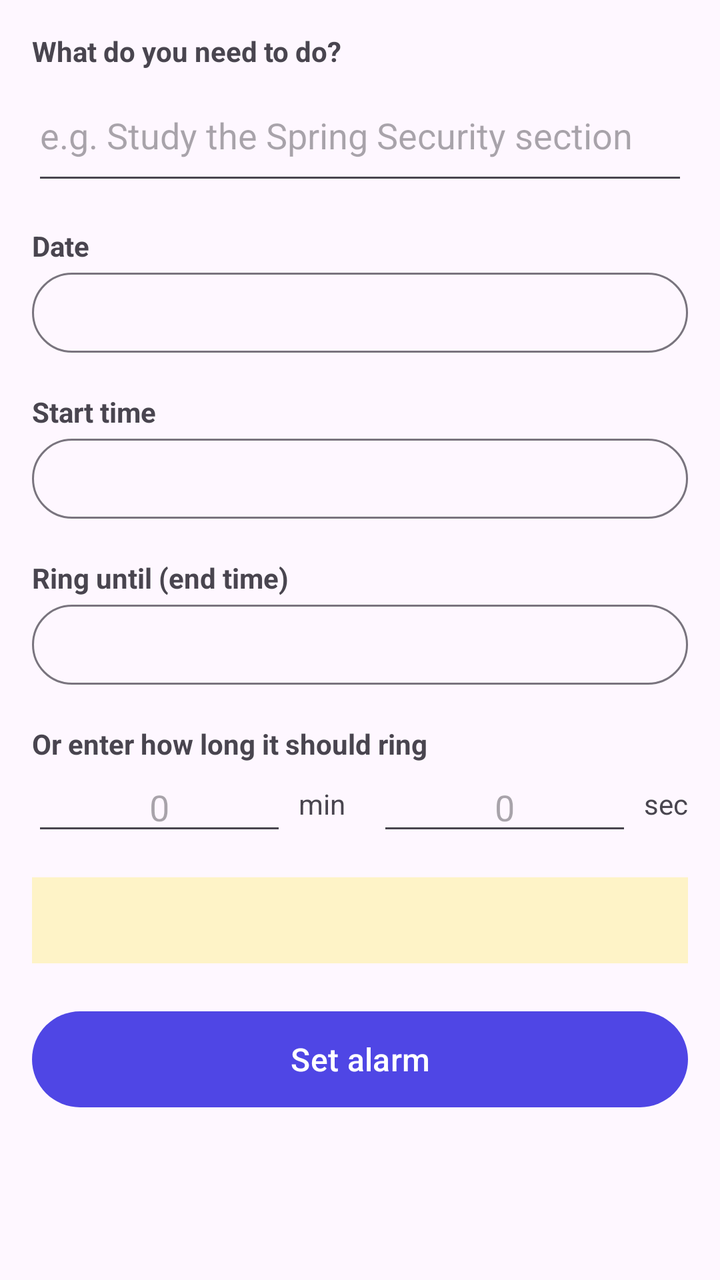
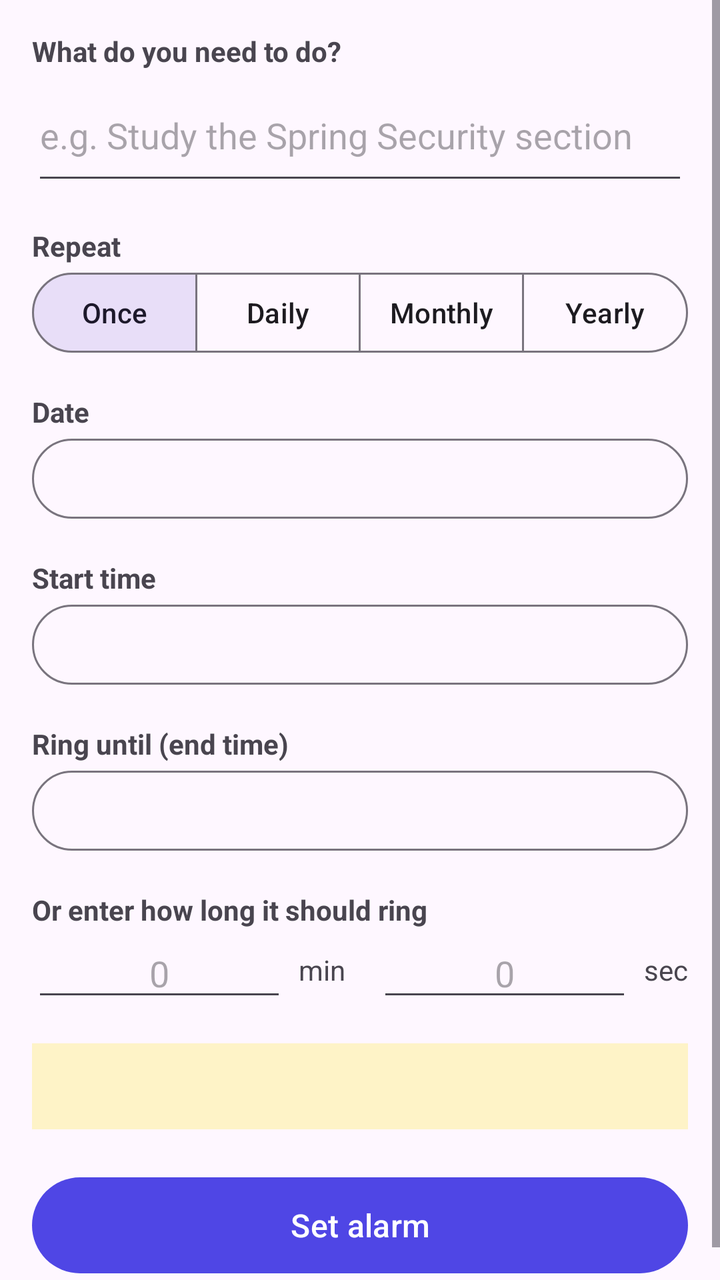

Two renders of the same Android screen: before a commit and after it. Below are the layout's source before the change and the commit's diff.
<!-- AndroidManifest.xml: application theme Theme.AlertAlarm -->
<!-- res/layout/activity_add_reminder.xml -->
<?xml version="1.0" encoding="utf-8"?>
<ScrollView xmlns:android="http://schemas.android.com/apk/res/android"
    android:layout_width="match_parent"
    android:layout_height="match_parent">

    <LinearLayout
        android:layout_width="match_parent"
        android:layout_height="wrap_content"
        android:orientation="vertical"
        android:padding="16dp">

        <TextView
            android:layout_width="wrap_content"
            android:layout_height="wrap_content"
            android:text="What do you need to do?"
            android:textStyle="bold" />

        <EditText
            android:id="@+id/taskInput"
            android:layout_width="match_parent"
            android:layout_height="wrap_content"
            android:hint="e.g. Study the Spring Security section"
            android:inputType="textCapSentences|textMultiLine"
            android:minLines="2" />

        <TextView
            android:layout_width="wrap_content"
            android:layout_height="wrap_content"
            android:layout_marginTop="16dp"
            android:text="Date"
            android:textStyle="bold" />

        <Button
            android:id="@+id/dateButton"
            style="?attr/materialButtonOutlinedStyle"
            android:layout_width="match_parent"
            android:layout_height="wrap_content" />

        <TextView
            android:layout_width="wrap_content"
            android:layout_height="wrap_content"
            android:layout_marginTop="16dp"
            android:text="Start time"
            android:textStyle="bold" />

        <Button
            android:id="@+id/startButton"
            style="?attr/materialButtonOutlinedStyle"
            android:layout_width="match_parent"
            android:layout_height="wrap_content" />

        <TextView
            android:layout_width="wrap_content"
            android:layout_height="wrap_content"
            android:layout_marginTop="16dp"
            android:text="Ring until (end time)"
            android:textStyle="bold" />

        <Button
            android:id="@+id/endButton"
            style="?attr/materialButtonOutlinedStyle"
            android:layout_width="match_parent"
            android:layout_height="wrap_content" />

        <TextView
            android:layout_width="wrap_content"
            android:layout_height="wrap_content"
            android:layout_marginTop="16dp"
            android:text="Or enter how long it should ring"
            android:textStyle="bold" />

        <LinearLayout
            android:layout_width="match_parent"
            android:layout_height="wrap_content"
            android:gravity="center_vertical"
            android:orientation="horizontal">

            <EditText
                android:id="@+id/minutesInput"
                android:layout_width="0dp"
                android:layout_height="wrap_content"
                android:layout_weight="1"
                android:gravity="center"
                android:hint="0"
                android:inputType="number"
                android:maxLength="3"
                android:selectAllOnFocus="true" />

            <TextView
                android:layout_width="wrap_content"
                android:layout_height="wrap_content"
                android:layout_marginStart="6dp"
                android:layout_marginEnd="16dp"
                android:text="min" />

            <EditText
                android:id="@+id/secondsInput"
                android:layout_width="0dp"
                android:layout_height="wrap_content"
                android:layout_weight="1"
                android:gravity="center"
                android:hint="0"
                android:inputType="number"
                android:maxLength="2"
                android:selectAllOnFocus="true" />

            <TextView
                android:layout_width="wrap_content"
                android:layout_height="wrap_content"
                android:layout_marginStart="6dp"
                android:text="sec" />
        </LinearLayout>

        <TextView
            android:id="@+id/previewText"
            android:layout_width="match_parent"
            android:layout_height="wrap_content"
            android:layout_marginTop="16dp"
            android:background="@color/banner_bg"
            android:padding="12dp"
            android:textColor="@color/banner_text" />

        <Button
            android:id="@+id/saveButton"
            android:layout_width="match_parent"
            android:layout_height="wrap_content"
            android:layout_marginTop="20dp"
            android:minHeight="56dp"
            android:text="Set alarm"
            android:textSize="16sp" />
    </LinearLayout>
</ScrollView>
<!-- resources referenced by this layout -->
<resources>
  <color name="banner_bg">#FEF3C7</color>
  <color name="banner_text">#92400E</color>
  <style name="Theme.AlertAlarm" parent="Theme.Material3.DayNight">
          <item name="colorPrimary">@color/brand</item>
      </style>
  <color name="brand">#4F46E5</color>
</resources>

<!-- the commit's change to res/layout/activity_add_reminder.xml (unified diff, before → after) -->
@@ -1,5 +1,6 @@
 <?xml version="1.0" encoding="utf-8"?>
 <ScrollView xmlns:android="http://schemas.android.com/apk/res/android"
+    xmlns:app="http://schemas.android.com/apk/res-auto"
     android:layout_width="match_parent"
     android:layout_height="match_parent">
 
@@ -23,19 +24,127 @@
             android:inputType="textCapSentences|textMultiLine"
             android:minLines="2" />
 
-        <TextView
-            android:layout_width="wrap_content"
-            android:layout_height="wrap_content"
-            android:layout_marginTop="16dp"
-            android:text="Date"
-            android:textStyle="bold" />
-
-        <Button
-            android:id="@+id/dateButton"
-            style="?attr/materialButtonOutlinedStyle"
-            android:layout_width="match_parent"
-            android:layout_height="wrap_content" />
-
+        
+        <TextView
+            android:layout_width="wrap_content"
+            android:layout_height="wrap_content"
+            android:layout_marginTop="16dp"
+            android:text="Repeat"
+            android:textStyle="bold" />
+
+        <com.google.android.material.button.MaterialButtonToggleGroup
+            android:id="@+id/repeatGroup"
+            android:layout_width="match_parent"
+            android:layout_height="wrap_content"
+            app:checkedButton="@+id/repeatOnce"
+            app:selectionRequired="true"
+            app:singleSelection="true">
+
+            <Button
+                android:id="@+id/repeatOnce"
+                style="?attr/materialButtonOutlinedStyle"
+                android:layout_width="0dp"
+                android:layout_height="wrap_content"
+                android:layout_weight="1"
+                android:paddingStart="4dp"
+                android:paddingEnd="4dp"
+                android:text="Once" />
+
+            <Button
+                android:id="@+id/repeatDaily"
+                style="?attr/materialButtonOutlinedStyle"
+                android:layout_width="0dp"
+                android:layout_height="wrap_content"
+                android:layout_weight="1"
+                android:paddingStart="4dp"
+                android:paddingEnd="4dp"
+                android:text="Daily" />
+
+            <Button
+                android:id="@+id/repeatMonthly"
+                style="?attr/materialButtonOutlinedStyle"
+                android:layout_width="0dp"
+                android:layout_height="wrap_content"
+                android:layout_weight="1"
+                android:paddingStart="4dp"
+                android:paddingEnd="4dp"
+                android:text="Monthly" />
+
+            <Button
+                android:id="@+id/repeatYearly"
+                style="?attr/materialButtonOutlinedStyle"
+                android:layout_width="0dp"
+                android:layout_height="wrap_content"
+                android:layout_weight="1"
+                android:paddingStart="4dp"
+                android:paddingEnd="4dp"
+                android:text="Yearly" />
+        </com.google.android.material.button.MaterialButtonToggleGroup>
+
+        
+        <LinearLayout
+            android:id="@+id/dateRow"
+            android:layout_width="match_parent"
+            android:layout_height="wrap_content"
+            android:orientation="vertical">
+
+            <TextView
+                android:layout_width="wrap_content"
+                android:layout_height="wrap_content"
+                android:layout_marginTop="16dp"
+                android:text="Date"
+                android:textStyle="bold" />
+
+            <Button
+                android:id="@+id/dateButton"
+                style="?attr/materialButtonOutlinedStyle"
+                android:layout_width="match_parent"
+                android:layout_height="wrap_content" />
+        </LinearLayout>
+
+        
+        <LinearLayout
+            android:id="@+id/monthRow"
+            android:layout_width="match_parent"
+            android:layout_height="wrap_content"
+            android:orientation="vertical"
+            android:visibility="gone">
+
+            <TextView
+                android:layout_width="wrap_content"
+                android:layout_height="wrap_content"
+                android:layout_marginTop="16dp"
+                android:text="Month"
+                android:textStyle="bold" />
+
+            <Spinner
+                android:id="@+id/monthSpinner"
+                android:layout_width="match_parent"
+                android:layout_height="48dp" />
+        </LinearLayout>
+
+        
+        <LinearLayout
+            android:id="@+id/dayRow"
+            android:layout_width="match_parent"
+            android:layout_height="wrap_content"
+            android:orientation="vertical"
+            android:visibility="gone">
+
+            <TextView
+                android:layout_width="wrap_content"
+                android:layout_height="wrap_content"
+                android:layout_marginTop="16dp"
+                android:text="Day of the month"
+                android:textStyle="bold" />
+
+            <Spinner
+                android:id="@+id/daySpinner"
+                android:layout_width="match_parent"
+                android:layout_height="48dp" />
+        </LinearLayout>
+
+        
         <TextView
             android:layout_width="wrap_content"
             android:layout_height="wrap_content"
@@ -83,7 +192,7 @@
                 android:gravity="center"
                 android:hint="0"
                 android:inputType="number"
-                android:maxLength="3"
+                android:maxLength="4"
                 android:selectAllOnFocus="true" />
 
             <TextView
